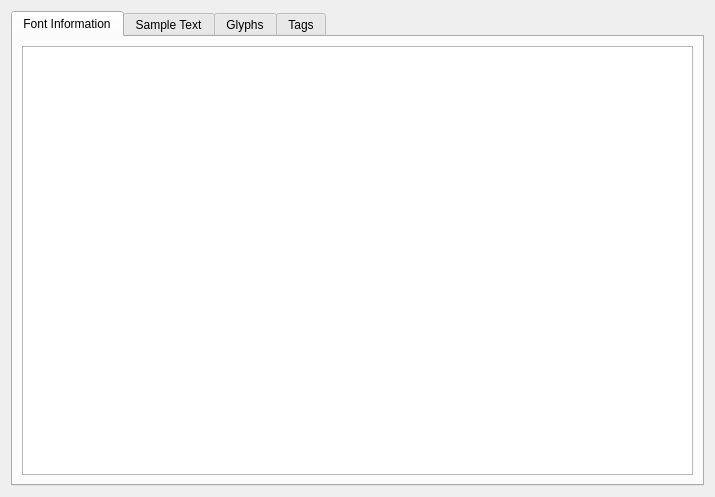
fontmatrix/fontmatrix, file src/mainview.ui: the form before one commit.
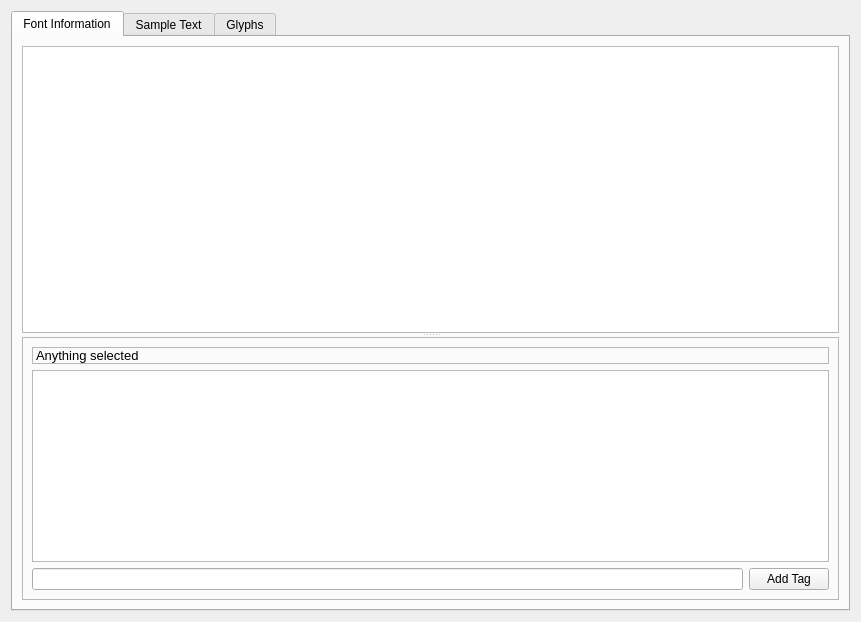
The form after the commit. Icons and pictures are not drawn. Custom widgets are drawn as their Qt base class.

Commit message: Moved Tags to the "Info tab"

Patch:
```diff
--- a/src/mainview.ui
+++ b/src/mainview.ui
@@ -6,8 +6,8 @@
    <rect>
     <x>0</x>
     <y>0</y>
-    <width>715</width>
-    <height>497</height>
+    <width>861</width>
+    <height>622</height>
    </rect>
   </property>
   <property name="windowTitle" >
@@ -71,6 +71,51 @@
 &lt;p style="-qt-paragraph-type:empty; margin-top:0px; margin-bottom:0px; margin-left:0px; margin-right:0px; -qt-block-indent:0; text-indent:0px;">&lt;/p>&lt;/body>&lt;/html></string>
            </property>
           </widget>
+          <widget class="QFrame" name="frame" >
+           <property name="frameShape" >
+            <enum>QFrame::StyledPanel</enum>
+           </property>
+           <property name="frameShadow" >
+            <enum>QFrame::Raised</enum>
+           </property>
+           <layout class="QGridLayout" >
+            <item row="0" column="0" >
+             <widget class="QLabel" name="titleLabel" >
+              <property name="font" >
+               <font>
+                <pointsize>10</pointsize>
+               </font>
+              </property>
+              <property name="frameShape" >
+               <enum>QFrame::StyledPanel</enum>
+              </property>
+              <property name="text" >
+               <string>Anything selected</string>
+              </property>
+              <property name="alignment" >
+               <set>Qt::AlignLeading|Qt::AlignLeft|Qt::AlignVCenter</set>
+              </property>
+             </widget>
+            </item>
+            <item row="1" column="0" >
+             <widget class="QListWidget" name="tagsListWidget" />
+            </item>
+            <item row="2" column="0" >
+             <layout class="QHBoxLayout" >
+              <item>
+               <widget class="QLineEdit" name="newTagText" />
+              </item>
+              <item>
+               <widget class="QPushButton" name="newTagButton" >
+                <property name="text" >
+                 <string>Add Tag</string>
+                </property>
+               </widget>
+              </item>
+             </layout>
+            </item>
+           </layout>
+          </widget>
          </widget>
         </item>
        </layout>
@@ -341,14 +386,6 @@
         </item>
        </layout>
       </widget>
-      <widget class="QWidget" name="tagPage" >
-       <attribute name="title" >
-        <string>Tags</string>
-       </attribute>
-       <attribute name="icon" >
-        <iconset resource="application.qrc" >:/fontmatrix_tags.png</iconset>
-       </attribute>
-      </widget>
      </widget>
     </widget>
    </item>
```
Left out of the diff: 2 changed lines with no effect on the pictures. The commit also changes 7 other files.
